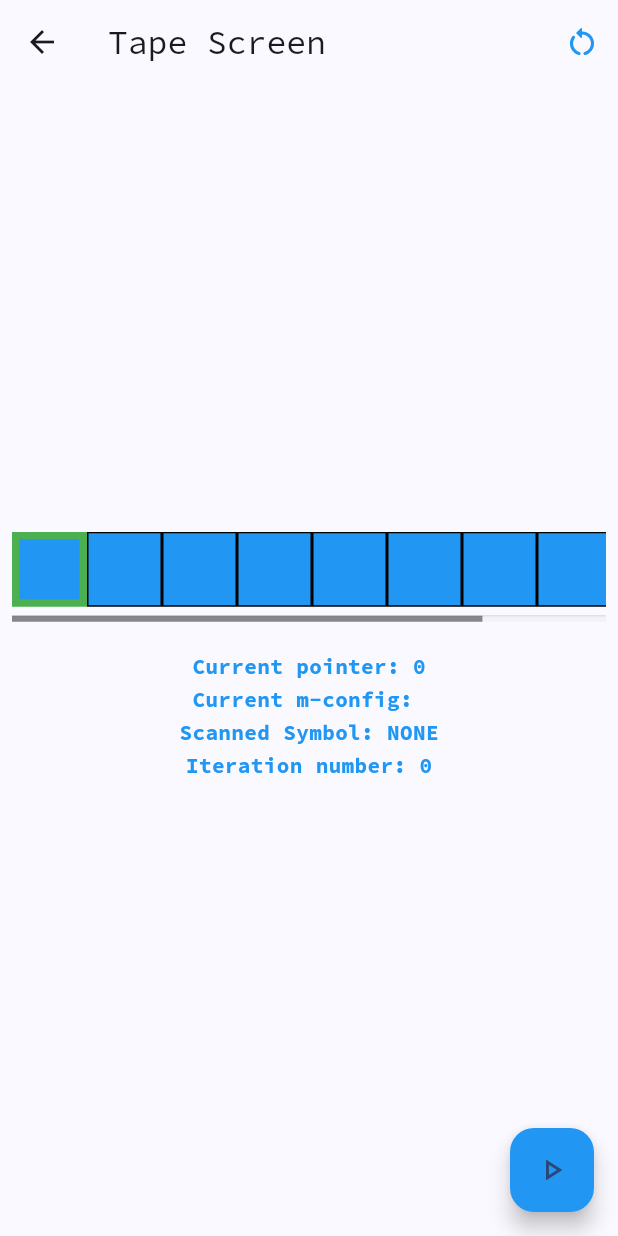
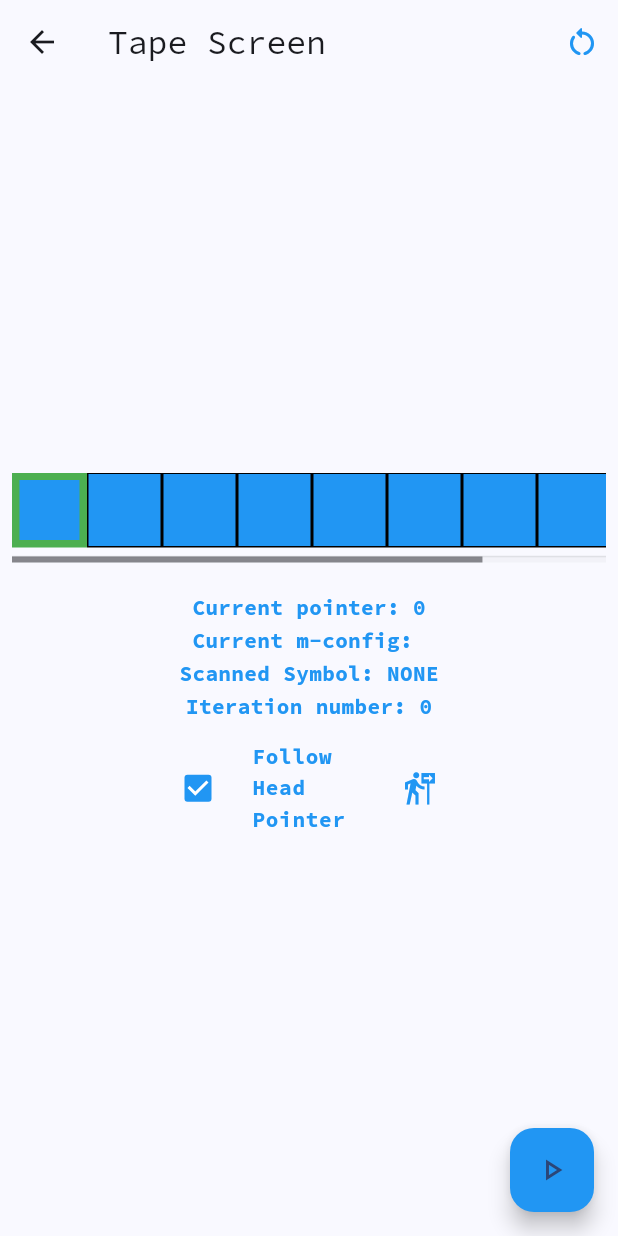
Before and after one commit to nikhil-RGB/turing-machine-generator, a Flutter app: the TapeScreen screen opened directly with empty values, on a phone screen of 412 x 824 dp. Run offline on Flutter 3.47's test engine with Material 3 defaults, Android fonts, the phone set to English and light mode, and no system bars; our stand-ins replace gap, google_fonts, logger.

Commit message:
✨ Make auto-pointer follow optional

```diff
--- a/lib/screens/TapeScreen.dart
+++ b/lib/screens/TapeScreen.dart
@@ -1,3 +1,5 @@
+// ignore_for_file: must_be_immutable
+
 import 'package:flutter/material.dart';
 import 'package:turing_machines/exceptions/action_exceptions.dart';
 import 'package:turing_machines/models/TuringMachines.dart';
@@ -5,8 +7,9 @@ import 'package:turing_machines/widgets/TapeWidget.dart';
 import 'package:gap/gap.dart';
 
 class TapeScreen extends StatefulWidget {
+  bool _followHead = true;
   final TuringMachine machine;
-  const TapeScreen({super.key, required this.machine});
+  TapeScreen({super.key, required this.machine});
   final double tape_cell_width = 50.0;
   @override
   State<TapeScreen> createState() => _TapeScreenState();
@@ -69,6 +72,34 @@ class _TapeScreenState extends State<TapeScreen> {
                 color: Colors.blue, fontWeight: FontWeight.bold),
           ),
           const Gap(5),
+          SizedBox(
+            width: 220,
+            child: CheckboxListTile(
+              title: Text(
+                "Follow Head Pointer",
+                style: TextStyle(
+                  fontSize: 14,
+                  fontWeight: FontWeight.bold,
+                  color: (widget._followHead) ? Colors.blue : Colors.black,
+                ),
+              ),
+              value: widget._followHead,
+              controlAffinity: ListTileControlAffinity.leading,
+              secondary: Icon(
+                Icons.follow_the_signs,
+                color: (widget._followHead) ? Colors.blue : Colors.black,
+              ),
+              activeColor: Colors.blue,
+              onChanged: (bool? val) {
+                if (val == null) {
+                  return;
+                }
+                setState(() {
+                  widget._followHead = val;
+                });
+              },
+            ),
+          )
         ],
       ),
       floatingActionButton: FloatingActionButton(
@@ -95,11 +126,13 @@ class _TapeScreenState extends State<TapeScreen> {
           }
           if (result) {
             setState(() {});
-            _sc.animateTo(
-              (widget.tape_cell_width * widget.machine.tape.pointer),
-              duration: const Duration(milliseconds: 200),
-              curve: Curves.ease,
-            );
+            if (widget._followHead) {
+              _sc.animateTo(
+                (widget.tape_cell_width * widget.machine.tape.pointer),
+                duration: const Duration(milliseconds: 200),
+                curve: Curves.ease,
+              );
+            }
           }
         },
         backgroundColor: Colors.blue,
```
